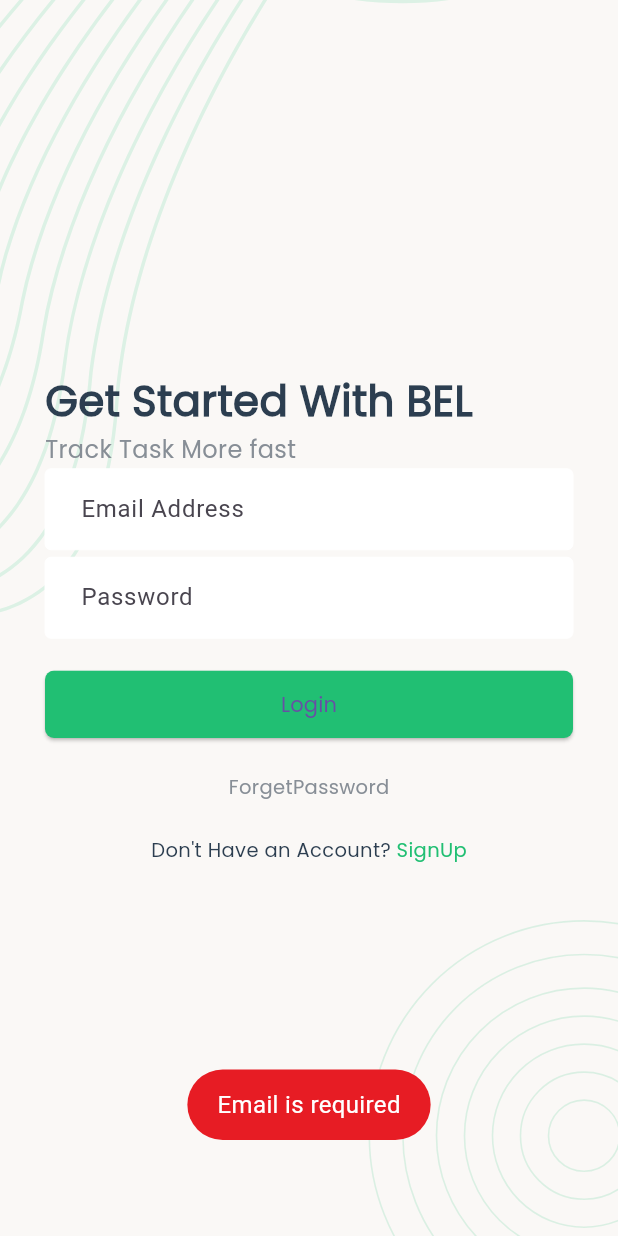
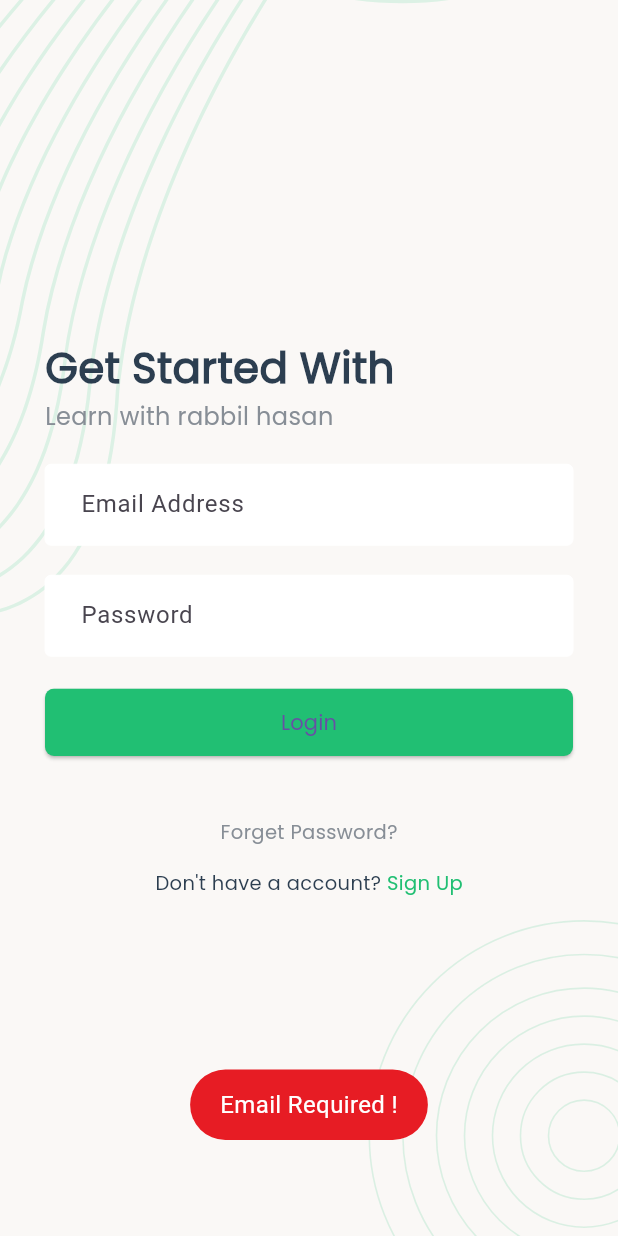
Before and after one commit to Zahed75/task_handler, a Flutter app: the screen it shows after launch, after a tap on "Login", on a phone screen of 412 x 824 dp. Run offline on Flutter 3.47's test engine with Material 3 defaults, Android fonts, the phone set to English and light mode, and no system bars; our stand-ins replace flutter_svg, fluttertoast, pin_code_fields, shared_preferences; key blocks and very long unbroken strings in the code were emptied for the run.

Commit message:
Changes to be committed: 	modified:   analysis_options.yaml 	new file:   flutter_02.png 	new file:   flutter_03.png 	modified:   lib/api/apiClient.dart 	modified:   lib/screen/onboarding/emailVerificationScreen.dart 	modified:   lib/screen/onboarding/loginScreen.dart 	modified:   lib/utility/utility.dart 	modified:   pubspec.lock

```diff
--- a/analysis_options.yaml
+++ b/analysis_options.yaml
@@ -7,6 +7,9 @@
 
 # The following line activates a set of recommended lints for Flutter apps,
 # packages, and plugins designed to encourage good coding practices.
+analyzer:
+  errors:
+    non_constant_identifier_names: ignore
 include: package:flutter_lints/flutter.yaml
 
 linter:
--- a/lib/screen/onboarding/loginScreen.dart
+++ b/lib/screen/onboarding/loginScreen.dart
@@ -5,44 +5,41 @@ import 'package:task_handler/api/apiClient.dart';
 import 'package:task_handler/style/style.dart';
 import '../../style/style.dart';
 
+
 class loginScreen extends StatefulWidget {
+  const loginScreen({Key? key}) : super(key: key);
   @override
-  State<loginScreen> createState() => _loginScreen();
+  State<loginScreen> createState() => _loginScreenState();
 }
 
-class _loginScreen extends State<loginScreen> {
-  Map<String, String> formValues = {"email": "", "password": ""};
-  bool loading = false;
+class _loginScreenState extends State<loginScreen> {
+  Map<String,String> FormValues={"email":"", "password":""};
+  bool Loading=false;
 
-  void inputOnChange(String mapKey, String textValue) {
+  InputOnChange(MapKey, Textvalue){
     setState(() {
-      formValues.update(mapKey, (value) => textValue);
+      FormValues.update(MapKey, (value) => Textvalue);
     });
   }
 
-  Future<void> formOnSubmit() async {
-    if (formValues['email']!.isEmpty) {
-      ErrorToast("Email is required");
-      return;
-    } else if (formValues['password']!.isEmpty) {
-      ErrorToast("Password is required");
-      return;
+  FormOnSubmit() async{
+    if(FormValues['email']!.length==0){
+      ErrorToast('Email Required !');
     }
-
-    setState(() {
-      loading = true; // Show loading indicator
-    });
-
-    bool res = await LoginRequest(formValues);
-    setState(() {
-      loading = false; // Hide loading indicator
-    });
-
-    if (res) {
-      Navigator.pushNamedAndRemoveUntil(context, "/home", (route) => false);
+    else if(FormValues['password']!.length==0){
+      ErrorToast('Password Required !');
+    }
+    else{
+      setState(() {Loading=true;});
+      bool res=await LoginRequest(FormValues);
+      if(res==true){
+       Navigator.pushNamedAndRemoveUntil(context, "/", (route) => false);
+      }
+      else{
+        setState(() {Loading=false;});
       }
     }
-
+  }
 
   @override
   Widget build(BuildContext context) {
@@ -52,80 +49,83 @@ class _loginScreen extends State<loginScreen> {
           ScreenBackground(context),
           Container(
             alignment: Alignment.center,
-            child: loading? Center(child: CircularProgressIndicator()): SingleChildScrollView(
+            child: Loading?(Center(child: CircularProgressIndicator())):(SingleChildScrollView(
              padding: EdgeInsets.all(30),
              child: Column(
                mainAxisAlignment: MainAxisAlignment.center,
                crossAxisAlignment: CrossAxisAlignment.start,
                children: [
-                        Text("Get Started With BEL", style: Head1Text(colorDarkBlue)),
+                 Text("Get Started With", style: Head1Text(colorDarkBlue)),
                  SizedBox(height: 1),
-                        Text("Track Task More fast", style: Head6Text(colorLightGray)),
-                        SizedBox(height: 1),
+                 Text("Learn with rabbil hasan", style: Head6Text(colorLightGray)),
+                 SizedBox(height: 20),
+
                  TextFormField(
-                          onChanged: (textValue) {
-                            inputOnChange("email", textValue);
+                   onChanged: (Textvalue){
+                     InputOnChange("email",Textvalue);
                    },
                    decoration: AppInputDecoration("Email Address"),
                  ),
-                        SizedBox(height: 5),
+
+                 SizedBox(height: 20),
+
                  TextFormField(
-                          obscureText: true, // Hide password text
-                          onChanged: (textValue) {
-                            inputOnChange("password", textValue);
+                   onChanged: (Textvalue){
+                     InputOnChange("password",Textvalue);
                    },
                    decoration: AppInputDecoration("Password"),
                  ),
+
                  SizedBox(height: 20),
-                        Container(
-                          child: ElevatedButton(
+
+
+                 Container(child: ElevatedButton(
                    style: AppButtonStyle(),
                    child: SuccessButtonChild('Login'),
-                            onPressed: () {
-                              formOnSubmit();
+                   onPressed: (){
+                     FormOnSubmit();
                    },
-                          ),
-                        ),
-                        SizedBox(height: 2,),
-                        Container(
-                          alignment: Alignment.center,
-                           child:Column(
-                            children: [
-                              SizedBox(height: 20,),
-                              InkWell(
-                                onTap: (){
-                                  Navigator.pushNamed(context,"/emailVerification");
-                                },
-                                child:Text("ForgetPassword",style:Head7Text(colorLightGray))
-                              )
-                            ],
-                           )
-                        ),
-                        SizedBox(height: 3,),
+                 ),),
+
+                 SizedBox(height: 20),
+
+
                  Container(
                    alignment: Alignment.center,
                    child: Column(
                      children: [
-                              SizedBox(height: 20,),
+                       SizedBox(height: 20),
+                       InkWell(
+                           onTap: (){
+                             Navigator.pushNamed(context, "/emailVerification");
+                           },
+                           child: Text('Forget Password?',style: Head7Text(colorLightGray),
+                           )
+                       ),
+
+                       SizedBox(height: 15),
+
                        InkWell(
                            onTap: (){
                              Navigator.pushNamed(context, "/registration");
                            },
-                                child:Row(
+                           child: Row(
                              mainAxisAlignment: MainAxisAlignment.center,
                              children: [
-                                    Text("Don't Have an Account? ",style:Head7Text(colorDarkBlue)),
-                                    Text("SignUp",style: Head7Text(colorGreen),)
+                               Text("Don't have a account? ",style: Head7Text(colorDarkBlue)),
+                               Text("Sign Up",style: Head7Text(colorGreen),)
                              ],
                            )
                        )
                      ],
                    ),
                  )
+
+
                ],
              ),
-                  ),
-          ),
+           )),
+          )
         ],
       ),
     );
--- a/lib/utility/utility.dart
+++ b/lib/utility/utility.dart
@@ -12,6 +12,7 @@ Future<void> WriteUserData(UserData) async {
   await prefs.setString('mobile', UserData['data']['mobile']);
   await prefs.setString('photo', UserData['data']['photo']);
 }
+
 
 // Email Store
 
@@ -34,6 +35,7 @@ Future<String?> ReadUserData(Key) async {
   return mydata;
 }
 
+
 // Base64 image convert
 
 ShowBase64Image(Base64String){
```
Also changed, not shown: lib/api/apiClient.dart (+79 -52 lines), lib/screen/onboarding/emailVerificationScreen.dart (+7 -1 lines), flutter_02.png (added), flutter_03.png (added), pubspec.lock. Lines whose indentation alone changed are shown as unchanged.
